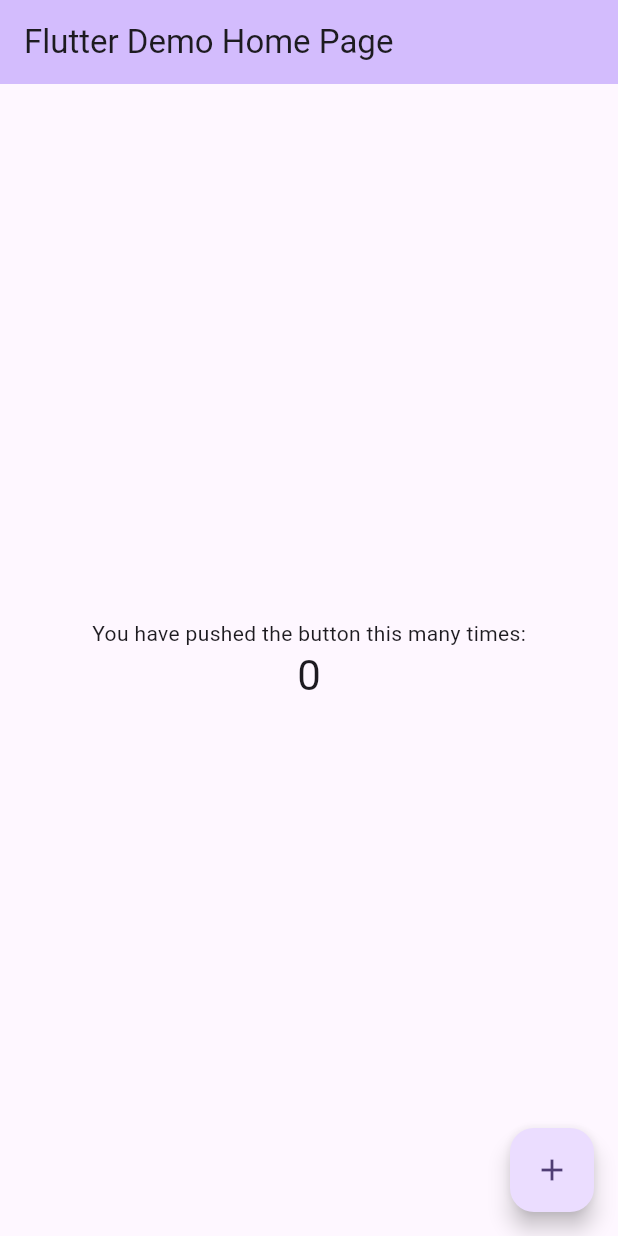
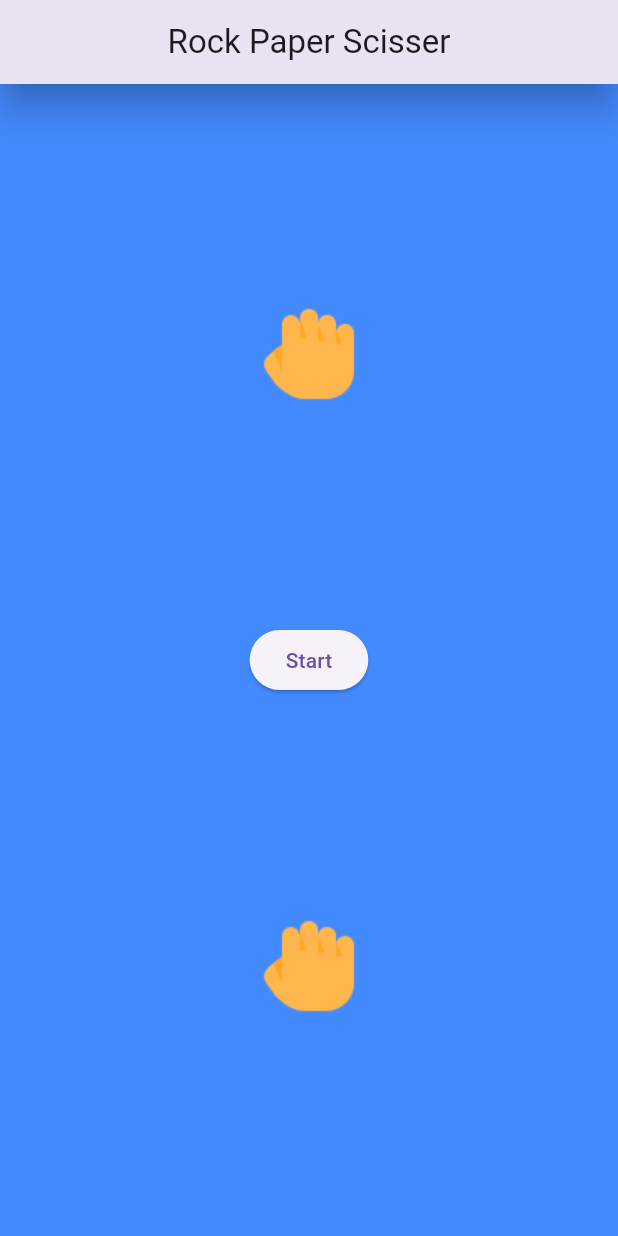
Before and after one commit to Alireza-Seif/Rock_Paper_Scisser, a Flutter app: the screen it shows after launch, on a phone screen of 412 x 824 dp. Run offline on Flutter 3.47's test engine with Material 3 defaults, Android fonts, the phone set to English and light mode, and no system bars.

Commit message:
the Project was Completed

```diff
--- a/lib/main.dart
+++ b/lib/main.dart
@@ -1,3 +1,5 @@
+import 'dart:math';
+
 import 'package:flutter/material.dart';
 
 void main() {
@@ -10,116 +12,57 @@
   // This widget is the root of your application.
   @override
   Widget build(BuildContext context) {
-    return MaterialApp(
-      title: 'Flutter Demo',
-      theme: ThemeData(
-        // This is the theme of your application.
-        //
-        // TRY THIS: Try running your application with "flutter run". You'll see
-        // the application has a purple toolbar. Then, without quitting the app,
-        // try changing the seedColor in the colorScheme below to Colors.green
-        // and then invoke "hot reload" (save your changes or press the "hot
-        // reload" button in a Flutter-supported IDE, or press "r" if you used
-        // the command line to start the app).
-        //
-        // Notice that the counter didn't reset back to zero; the application
-        // state is not lost during the reload. To reset the state, use hot
-        // restart instead.
-        //
-        // This works for code too, not just values: Most code changes can be
-        // tested with just a hot reload.
-        colorScheme: ColorScheme.fromSeed(seedColor: Colors.deepPurple),
-        useMaterial3: true,
-      ),
-      home: const MyHomePage(title: 'Flutter Demo Home Page'),
+    return const MaterialApp(
+      debugShowCheckedModeBanner: false,
+      home: MainPage(),
     );
   }
 }
 
-class MyHomePage extends StatefulWidget {
-  const MyHomePage({super.key, required this.title});
-
-  // This widget is the home page of your application. It is stateful, meaning
-  // that it has a State object (defined below) that contains fields that affect
-  // how it looks.
-
-  // This class is the configuration for the state. It holds the values (in this
-  // case the title) provided by the parent (in this case the App widget) and
-  // used by the build method of the State. Fields in a Widget subclass are
-  // always marked "final".
-
-  final String title;
+class MainPage extends StatefulWidget {
+  const MainPage({super.key});
 
   @override
-  State<MyHomePage> createState() => _MyHomePageState();
+  State<MainPage> createState() => _MainPageState();
 }
 
-class _MyHomePageState extends State<MyHomePage> {
-  int _counter = 0;
-
-  void _incrementCounter() {
-    setState(() {
-      // This call to setState tells the Flutter framework that something has
-      // changed in this State, which causes it to rerun the build method below
-      // so that the display can reflect the updated values. If we changed
-      // _counter without calling setState(), then the build method would not be
-      // called again, and so nothing would appear to happen.
-      _counter++;
-    });
-  }
-
+class _MainPageState extends State<MainPage> {
+  int top = 1;
+  int bottom = 1;
   @override
   Widget build(BuildContext context) {
-    // This method is rerun every time setState is called, for instance as done
-    // by the _incrementCounter method above.
-    //
-    // The Flutter framework has been optimized to make rerunning build methods
-    // fast, so that you can just rebuild anything that needs updating rather
-    // than having to individually change instances of widgets.
     return Scaffold(
+      backgroundColor: Colors.blueAccent,
       appBar: AppBar(
-        // TRY THIS: Try changing the color here to a specific color (to
-        // Colors.amber, perhaps?) and trigger a hot reload to see the AppBar
-        // change color while the other colors stay the same.
-        backgroundColor: Theme.of(context).colorScheme.inversePrimary,
-        // Here we take the value from the MyHomePage object that was created by
-        // the App.build method, and use it to set our appbar title.
-        title: Text(widget.title),
+        centerTitle: true,
+        title: const Text('Rock Paper Scisser'),
+        shadowColor: Colors.black,
+        elevation: 10,
       ),
-      body: Center(
-        // Center is a layout widget. It takes a single child and positions it
-        // in the middle of the parent.
-        child: Column(
-          // Column is also a layout widget. It takes a list of children and
-          // arranges them vertically. By default, it sizes itself to fit its
-          // children horizontally, and tries to be as tall as its parent.
-          //
-          // Column has various properties to control how it sizes itself and
-          // how it positions its children. Here we use mainAxisAlignment to
-          // center the children vertically; the main axis here is the vertical
-          // axis because Columns are vertical (the cross axis would be
-          // horizontal).
-          //
-          // TRY THIS: Invoke "debug painting" (choose the "Toggle Debug Paint"
-          // action in the IDE, or press "p" in the console), to see the
-          // wireframe for each widget.
-          mainAxisAlignment: MainAxisAlignment.center,
-          children: <Widget>[
-            const Text(
-              'You have pushed the button this many times:',
-            ),
-            Text(
-              '$_counter',
-              style: Theme.of(context).textTheme.headlineMedium,
-            ),
-          ],
+      body: SafeArea(
+        child: Center(
+          child: Column(
+            mainAxisAlignment: MainAxisAlignment.spaceEvenly,
+            children: [
+              Image(
+                image: AssetImage('assets/images/$top.png'),
+              ),
+              ElevatedButton(
+                onPressed: () {
+                  setState(() {
+                    top = Random().nextInt(3) + 1;
+                    bottom = Random().nextInt(3) + 1;
+                  });
+                },
+                child: const Text('Start'),
+              ),
+              Image(
+                image: AssetImage('assets/images/$bottom.png'),
+              ),
+            ],
+          ),
         ),
       ),
-      floatingActionButton: FloatingActionButton(
-        onPressed: _incrementCounter,
-        tooltip: 'Increment',
-        child: const Icon(Icons.add),
-      ), // This trailing comma makes auto-formatting nicer for build methods.
     );
   }
 }
--- a/pubspec.yaml
+++ b/pubspec.yaml
@@ -59,8 +59,9 @@ flutter:
   uses-material-design: true
 
   # To add assets to your application, add an assets section, like this:
-  # assets:
-  #   - images/a_dot_burr.jpeg
+  assets:
+    - assets/
+    - assets/images/
   #   - images/a_dot_ham.jpeg
 
   # An image asset can refer to one or more resolution-specific "variants", see
```
Also changed, not shown: assets/images/1.png (added), assets/images/2.png (added), assets/images/3.png (added).
